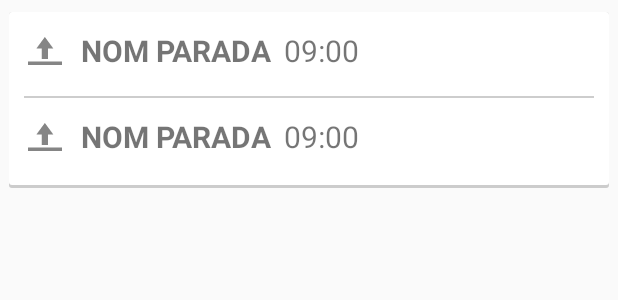
After one commit to dexafree/AndFGC, an Android app: the layout search_result.xml on its own in the app's theme, with its tools: preview values and no code run, on a phone screen of 412 x 824 dp. The commit adds this screen. Shown: the top 300 px of the screen. Run offline under Robolectric (Android 15) with nearby library versions, the phone set to English and light mode, and no system bars.

Commit message:
+ Simple codigo de relleno

```diff
--- /dev/null
+++ b/app/src/main/res/layout/search_result.xml
@@ -0,0 +1,74 @@
+<?xml version="1.0" encoding="utf-8"?>
+
+<RelativeLayout xmlns:android="http://schemas.android.com/apk/res/android"
+                xmlns:tools="http://schemas.android.com/tools"
+                android:layout_width="match_parent"
+                android:layout_height="match_parent">
+
+    <RelativeLayout
+            android:layout_width="fill_parent"
+            android:layout_height="wrap_content" android:background="@drawable/cards_back"
+            android:layout_marginLeft="6dp" android:layout_marginTop="8dp" android:layout_marginRight="6dp"
+            android:layout_marginBottom="8dp">
+        <RelativeLayout
+                android:layout_width="fill_parent"
+                android:layout_height="wrap_content" android:layout_alignParentTop="true"
+                android:layout_alignParentLeft="true" android:layout_alignParentStart="true"
+                android:layout_marginTop="6dp" android:layout_marginBottom="6dp" android:layout_marginRight="4dp"
+                android:layout_marginLeft="4dp" android:id="@+id/row_departure" android:gravity="center_vertical"
+                android:layout_centerVertical="true">
+            <ImageView
+                    android:layout_width="wrap_content"
+                    android:layout_height="wrap_content"
+                    android:id="@+id/departure_icon"
+                    android:layout_alignParentTop="true"
+                    android:layout_alignParentLeft="true"
+                    android:layout_alignParentStart="true"
+                    android:layout_margin="4dp"
+                    android:src="@drawable/ic_action_upload"/>
+            <TextView
+                    android:layout_width="wrap_content"
+                    android:layout_height="wrap_content"
+                    android:id="@+id/departure_text"
+                    android:textStyle="bold"
+                    tools:text="NOM PARADA"
+                    android:layout_alignTop="@+id/departure_icon" android:layout_toRightOf="@+id/departure_icon"
+                    android:layout_margin="4dp" android:layout_centerVertical="true" android:textSize="20dp"/>
+            <TextView
+                    android:layout_width="wrap_content"
+                    android:layout_height="wrap_content"
+                    android:text="New Text"
+                    android:id="@+id/departure_hour"
+                    android:layout_centerVertical="true"
+                    android:layout_toRightOf="@+id/departure_text"
+                    android:layout_margin="4dp"
+                    tools:text="09:00" android:textSize="20dp"/>
+        </RelativeLayout>
+        <View
+                android:layout_width="fill_parent"
+                android:layout_height="1dp"
+                android:background="#cdcdcd" android:layout_below="@+id/row_departure"
+                android:layout_centerHorizontal="true" android:layout_marginTop="4dp"
+                android:id="@+id/separador" android:layout_marginRight="10dp" android:layout_marginLeft="10dp"/>
+        <RelativeLayout android:layout_width="fill_parent" android:layout_height="wrap_content"
+                        android:id="@+id/row_arrival"
+                        android:gravity="center_vertical" android:layout_below="@+id/separador"
+                        android:layout_alignEnd="@+id/separador" android:layout_centerVertical="true"
+                        android:layout_marginLeft="4dp" android:layout_marginTop="6dp" android:layout_marginRight="4dp"
+                        android:layout_marginBottom="6dp">
+            <ImageView android:layout_width="wrap_content" android:layout_height="wrap_content"
+                       android:id="@+id/arrival_icon" android:layout_alignParentTop="true"
+                       android:layout_alignParentLeft="true" android:layout_alignParentStart="true"
+                       android:layout_margin="4dp" android:src="@drawable/ic_action_upload"/>
+            <TextView tools:text="NOM PARADA" android:layout_width="wrap_content" android:layout_height="wrap_content"
+                      android:id="@+id/arrival_text" android:textStyle="bold"
+                      android:layout_alignTop="@+id/arrival_icon" android:layout_toRightOf="@+id/arrival_icon"
+                      android:layout_margin="4dp" android:layout_centerVertical="true" android:textSize="20dp"/>
+            <TextView tools:text="09:00" android:layout_width="wrap_content" android:layout_height="wrap_content"
+                      android:text="New Text" android:id="@+id/arrival_hour" android:layout_centerVertical="true"
+                      android:layout_toRightOf="@+id/arrival_text" android:layout_margin="4dp"
+                      android:textSize="20dp"/>
+        </RelativeLayout>
+
+    </RelativeLayout>
+</RelativeLayout>
--- a/app/src/main/res/layout/spinner_item.xml
+++ b/app/src/main/res/layout/spinner_item.xml
@@ -1,5 +1,4 @@
 <?xml version="1.0" encoding="utf-8"?>
-
 
 <TextView xmlns:android="http://schemas.android.com/apk/res/android"
           android:id="@android:id/text1"
```
Also changed, not shown: app/src/main/java/com/dexafree/andfgc/app/adapters/ParadaSpinnerAdapter.java (added, +111 -0 lines), app/src/main/java/com/dexafree/andfgc/app/fragments/MainFragment.java (+7 -10 lines), app/src/main/res/layout/spinner_item_parada.xml (added, +21 -0 lines), app/src/main/res/drawable-hdpi/ic_action_upload.png (added), app/src/main/res/drawable-mdpi/ic_action_upload.png (added), app/src/main/res/drawable-xhdpi/ic_action_upload.png (added), app/src/main/res/drawable-xxhdpi/ic_action_upload.png (added), 1 other file.
